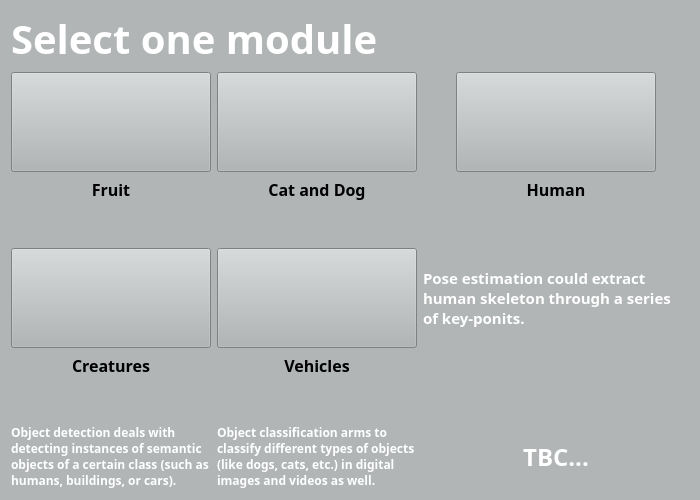
Before: the Qt Designer form rLearning_Computer_Vision/SelectModuleWidget.ui in SAIL-LAB155/Learning_Computer_Vision, drawn with Qt 5.
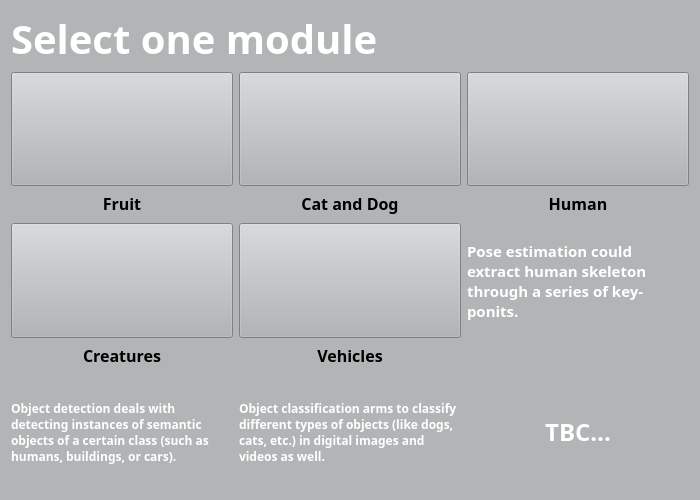
After: the same form once the commit is applied. Icons and pictures are not drawn.

What changed in the file:
```diff
--- a/rLearning_Computer_Vision/SelectModuleWidget.ui
+++ b/rLearning_Computer_Vision/SelectModuleWidget.ui
@@ -19,7 +19,7 @@
   <property name="styleSheet">
    <string notr="true">background-color: rgb(177, 181, 182);</string>
   </property>
-  <layout class="QVBoxLayout" name="verticalLayout" stretch="0,2">
+  <layout class="QVBoxLayout" name="verticalLayout" stretch="0,0">
    <item>
     <widget class="QLabel" name="label">
      <property name="sizePolicy">
@@ -51,7 +51,16 @@
     </widget>
    </item>
    <item>
-    <layout class="QGridLayout" name="gridLayout_2" rowstretch="2,0,2,0,0">
+    <layout class="QGridLayout" name="gridLayout_2" rowstretch="1,0,1,0,1" columnstretch="1,1,1" rowminimumheight="0,0,0,0,0">
+     <property name="sizeConstraint">
+      <enum>QLayout::SetDefaultConstraint</enum>
+     </property>
+     <property name="rightMargin">
+      <number>0</number>
+     </property>
+     <property name="horizontalSpacing">
+      <number>6</number>
+     </property>
      <item row="1" column="2">
       <widget class="QLabel" name="label_8">
        <property name="sizePolicy">
@@ -80,12 +89,15 @@
        <property name="alignment">
         <set>Qt::AlignHCenter|Qt::AlignTop</set>
        </property>
+       <property name="wordWrap">
+        <bool>true</bool>
+       </property>
       </widget>
      </item>
-     <item row="2" column="1" alignment="Qt::AlignHCenter">
+     <item row="2" column="1">
       <widget class="QPushButton" name="m_btn_Vehicles">
        <property name="sizePolicy">
-        <sizepolicy hsizetype="Fixed" vsizetype="Fixed">
+        <sizepolicy hsizetype="Preferred" vsizetype="Preferred">
          <horstretch>0</horstretch>
          <verstretch>0</verstretch>
         </sizepolicy>
@@ -140,12 +152,15 @@
        <property name="alignment">
         <set>Qt::AlignHCenter|Qt::AlignTop</set>
        </property>
+       <property name="wordWrap">
+        <bool>true</bool>
+       </property>
       </widget>
      </item>
-     <item row="0" column="0" alignment="Qt::AlignHCenter">
+     <item row="0" column="0">
       <widget class="QPushButton" name="m_btn_Fruit">
        <property name="sizePolicy">
-        <sizepolicy hsizetype="Fixed" vsizetype="Fixed">
+        <sizepolicy hsizetype="Preferred" vsizetype="Preferred">
          <horstretch>0</horstretch>
          <verstretch>0</verstretch>
         </sizepolicy>
@@ -200,12 +215,15 @@
        <property name="alignment">
         <set>Qt::AlignHCenter|Qt::AlignTop</set>
        </property>
+       <property name="wordWrap">
+        <bool>true</bool>
+       </property>
       </widget>
      </item>
-     <item row="2" column="0" alignment="Qt::AlignHCenter">
+     <item row="2" column="0">
       <widget class="QPushButton" name="m_btn_Creatures">
        <property name="sizePolicy">
-        <sizepolicy hsizetype="Fixed" vsizetype="Fixed">
+        <sizepolicy hsizetype="Preferred" vsizetype="Preferred">
          <horstretch>0</horstretch>
          <verstretch>0</verstretch>
         </sizepolicy>
@@ -263,6 +281,9 @@
        <property name="alignment">
         <set>Qt::AlignHCenter|Qt::AlignTop</set>
        </property>
+       <property name="wordWrap">
+        <bool>true</bool>
+       </property>
       </widget>
      </item>
      <item row="2" column="2" alignment="Qt::AlignHCenter">
@@ -297,12 +318,15 @@
        <property name="wordWrap">
         <bool>true</bool>
        </property>
+       <property name="margin">
+        <number>0</number>
+       </property>
       </widget>
      </item>
-     <item row="0" column="1" alignment="Qt::AlignHCenter">
+     <item row="0" column="1">
       <widget class="QPushButton" name="m_btn_Cat_and_Dog">
        <property name="sizePolicy">
-        <sizepolicy hsizetype="Fixed" vsizetype="Fixed">
+        <sizepolicy hsizetype="Preferred" vsizetype="Preferred">
          <horstretch>0</horstretch>
          <verstretch>0</verstretch>
         </sizepolicy>
@@ -357,12 +381,15 @@
        <property name="alignment">
         <set>Qt::AlignHCenter|Qt::AlignTop</set>
        </property>
+       <property name="wordWrap">
+        <bool>true</bool>
+       </property>
       </widget>
      </item>
-     <item row="0" column="2" alignment="Qt::AlignHCenter">
+     <item row="0" column="2">
       <widget class="QPushButton" name="m_btn_Human">
        <property name="sizePolicy">
-        <sizepolicy hsizetype="Fixed" vsizetype="Fixed">
+        <sizepolicy hsizetype="Preferred" vsizetype="Preferred">
          <horstretch>0</horstretch>
          <verstretch>0</verstretch>
         </sizepolicy>
@@ -392,6 +419,12 @@
      </item>
      <item row="4" column="0" alignment="Qt::AlignHCenter">
       <widget class="QLabel" name="label_2">
+       <property name="sizePolicy">
+        <sizepolicy hsizetype="Preferred" vsizetype="Preferred">
+         <horstretch>0</horstretch>
+         <verstretch>0</verstretch>
+        </sizepolicy>
+       </property>
        <property name="font">
         <font>
          <family>Purisa</family>
@@ -419,10 +452,19 @@
        <property name="wordWrap">
         <bool>true</bool>
        </property>
+       <property name="margin">
+        <number>0</number>
+       </property>
       </widget>
      </item>
      <item row="4" column="1" alignment="Qt::AlignHCenter">
       <widget class="QLabel" name="label_3">
+       <property name="sizePolicy">
+        <sizepolicy hsizetype="Preferred" vsizetype="Preferred">
+         <horstretch>0</horstretch>
+         <verstretch>0</verstretch>
+        </sizepolicy>
+       </property>
        <property name="font">
         <font>
          <family>Purisa</family>
@@ -439,10 +481,19 @@
        <property name="wordWrap">
         <bool>true</bool>
        </property>
+       <property name="margin">
+        <number>0</number>
+       </property>
       </widget>
      </item>
      <item row="4" column="2" alignment="Qt::AlignHCenter">
       <widget class="QLabel" name="label_5">
+       <property name="sizePolicy">
+        <sizepolicy hsizetype="Preferred" vsizetype="Preferred">
+         <horstretch>0</horstretch>
+         <verstretch>0</verstretch>
+        </sizepolicy>
+       </property>
        <property name="font">
         <font>
          <family>Purisa</family>
@@ -463,6 +514,9 @@
        <property name="wordWrap">
         <bool>true</bool>
        </property>
+       <property name="margin">
+        <number>0</number>
+       </property>
       </widget>
      </item>
     </layout>
```
Left out of the diff: 32 changed lines with no effect on the pictures.
